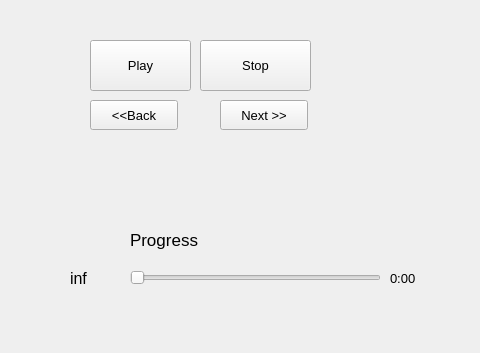
This is music_player/music_player.ui in yoorgoo/Metro_Music as Qt 5 draws it before an edit; both pictures show x 0 to 480 and y 150 to 503 of the 1048 by 503 pixel window. The edited form follows.
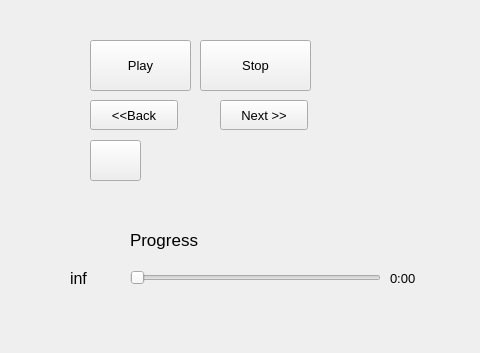
This is the edited form.

Commit message: Added checks for next_song and prev_song so app doesn't break if player doesn't have song.

Diff of the .ui file:
```diff
--- a/music_player/music_player.ui
+++ b/music_player/music_player.ui
@@ -193,6 +193,19 @@
      <string>Next &gt;&gt;</string>
     </property>
    </widget>
+   <widget class="QPushButton" name="repeat">
+    <property name="geometry">
+     <rect>
+      <x>90</x>
+      <y>270</y>
+      <width>51</width>
+      <height>41</height>
+     </rect>
+    </property>
+    <property name="text">
+     <string/>
+    </property>
+   </widget>
   </widget>
   <widget class="QMenuBar" name="menubar">
    <property name="geometry">
```
The commit also changes 3 other files.
